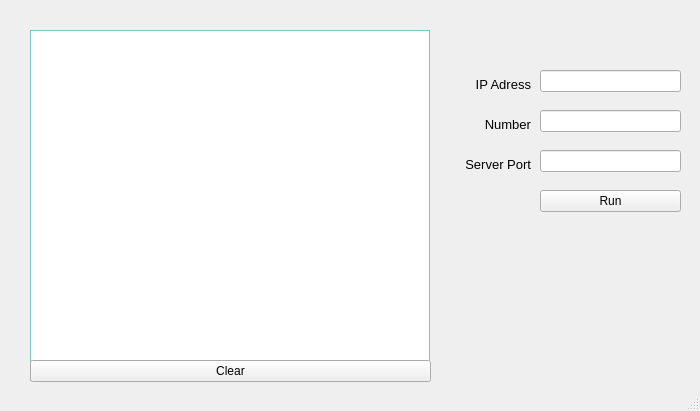
jack41402/FCU, file 112-1/WEB PROGRAMMING/Lab 2/home.ui: the form before one commit.
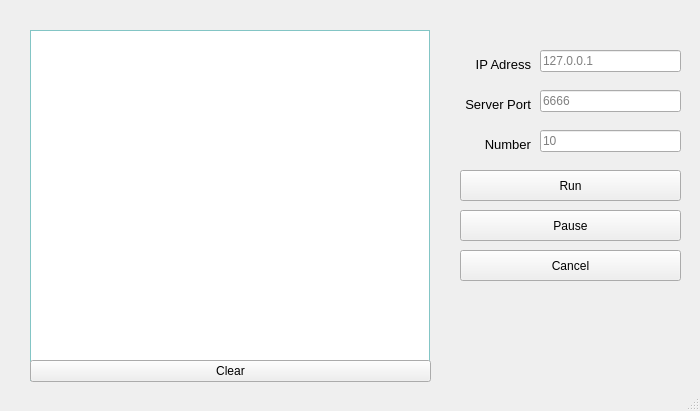
The form after the commit.

```diff
--- a/112-1/WEB PROGRAMMING/Lab 2/home.ui
+++ b/112-1/WEB PROGRAMMING/Lab 2/home.ui
@@ -448,10 +448,10 @@
    <widget class="QPushButton" name="btn_send">
     <property name="geometry">
      <rect>
-      <x>540</x>
-      <y>190</y>
-      <width>141</width>
-      <height>22</height>
+      <x>460</x>
+      <y>170</y>
+      <width>221</width>
+      <height>31</height>
      </rect>
     </property>
     <property name="text">
@@ -465,17 +465,20 @@
     <property name="geometry">
      <rect>
       <x>540</x>
-      <y>70</y>
+      <y>50</y>
       <width>141</width>
       <height>22</height>
      </rect>
     </property>
+    <property name="placeholderText">
+     <string>127.0.0.1</string>
+    </property>
    </widget>
    <widget class="QLabel" name="label_IP_Address">
     <property name="geometry">
      <rect>
       <x>430</x>
-      <y>70</y>
+      <y>50</y>
       <width>101</width>
       <height>22</height>
      </rect>
@@ -499,7 +502,7 @@
     <property name="geometry">
      <rect>
       <x>430</x>
-      <y>110</y>
+      <y>130</y>
       <width>101</width>
       <height>22</height>
      </rect>
@@ -523,17 +526,23 @@
     <property name="geometry">
      <rect>
       <x>540</x>
-      <y>110</y>
+      <y>130</y>
       <width>141</width>
       <height>22</height>
      </rect>
     </property>
+    <property name="text">
+     <string/>
+    </property>
+    <property name="placeholderText">
+     <string>10</string>
+    </property>
    </widget>
    <widget class="QLineEdit" name="lineEdit_Server_Port">
     <property name="geometry">
      <rect>
       <x>540</x>
-      <y>150</y>
+      <y>90</y>
       <width>141</width>
       <height>22</height>
      </rect>
@@ -541,12 +550,15 @@
     <property name="text">
      <string/>
     </property>
+    <property name="placeholderText">
+     <string>6666</string>
+    </property>
    </widget>
    <widget class="QLabel" name="label_Server_Port">
     <property name="geometry">
      <rect>
       <x>430</x>
-      <y>150</y>
+      <y>90</y>
       <width>101</width>
       <height>22</height>
      </rect>
@@ -579,6 +591,38 @@
      <string>Clear</string>
     </property>
    </widget>
+   <widget class="QPushButton" name="btn_Pause">
+    <property name="geometry">
+     <rect>
+      <x>460</x>
+      <y>210</y>
+      <width>221</width>
+      <height>31</height>
+     </rect>
+    </property>
+    <property name="text">
+     <string>Pause</string>
+    </property>
+    <property name="flat">
+     <bool>false</bool>
+    </property>
+   </widget>
+   <widget class="QPushButton" name="btn_send_Cancel">
+    <property name="geometry">
+     <rect>
+      <x>460</x>
+      <y>250</y>
+      <width>221</width>
+      <height>31</height>
+     </rect>
+    </property>
+    <property name="text">
+     <string>Cancel</string>
+    </property>
+    <property name="flat">
+     <bool>false</bool>
+    </property>
+   </widget>
   </widget>
   <widget class="QStatusBar" name="statusbar"/>
  </widget>
```
Left out of the diff: 4 changed lines with no effect on the pictures.
